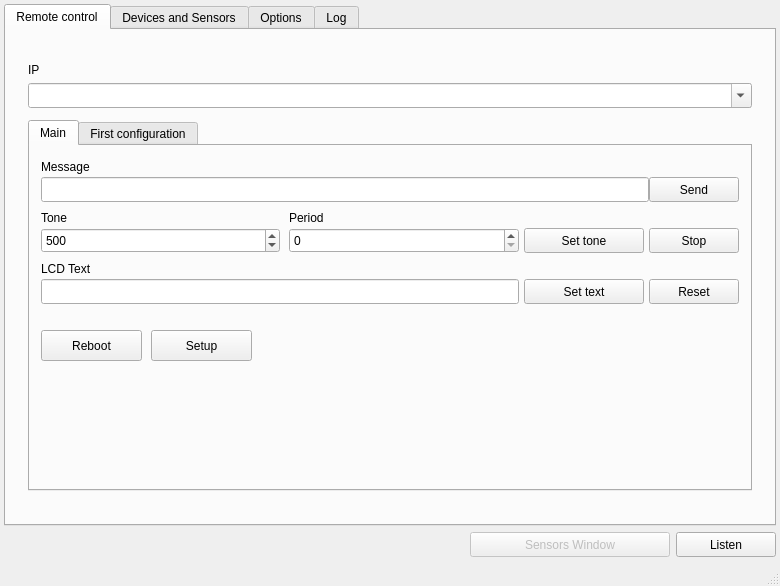
Qt form CStation/mainwindow.ui (Pvg08/ESP_CStation) before a commit.
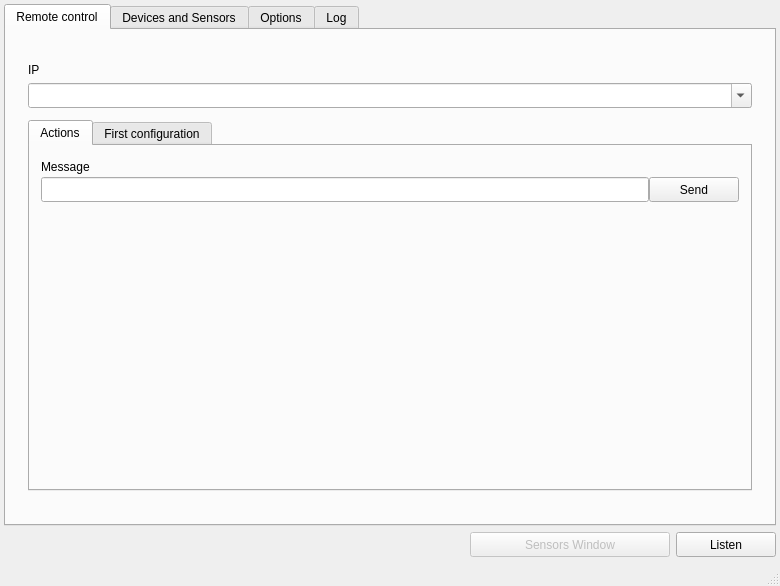
The same form after that commit.

What changed in the file:
```diff
--- a/CStation/mainwindow.ui
+++ b/CStation/mainwindow.ui
@@ -104,7 +104,7 @@
                 </property>
                 <widget class="QWidget" name="tab_5">
                  <attribute name="title">
-                  <string>Main</string>
+                  <string>Actions</string>
                  </attribute>
                  <layout class="QVBoxLayout" name="verticalLayout_9">
                   <item>
@@ -222,461 +222,7 @@
                    </widget>
                   </item>
                   <item>
-                   <widget class="QWidget" name="widget_19" native="true">
-                    <property name="maximumSize">
-                     <size>
-                      <width>16777215</width>
-                      <height>45</height>
-                     </size>
-                    </property>
-                    <layout class="QHBoxLayout" name="horizontalLayout_4">
-                     <property name="spacing">
-                      <number>0</number>
-                     </property>
-                     <property name="leftMargin">
-                      <number>0</number>
-                     </property>
-                     <property name="topMargin">
-                      <number>0</number>
-                     </property>
-                     <property name="rightMargin">
-                      <number>0</number>
-                     </property>
-                     <property name="bottomMargin">
-                      <number>0</number>
-                     </property>
-                     <item>
-                      <widget class="QWidget" name="widget_20" native="true">
-                       <layout class="QVBoxLayout" name="verticalLayout_13">
-                        <property name="spacing">
-                         <number>0</number>
-                        </property>
-                        <property name="leftMargin">
-                         <number>0</number>
-                        </property>
-                        <property name="topMargin">
-                         <number>0</number>
-                        </property>
-                        <property name="rightMargin">
-                         <number>0</number>
-                        </property>
-                        <property name="bottomMargin">
-                         <number>0</number>
-                        </property>
-                        <item>
-                         <widget class="QLabel" name="label_8">
-                          <property name="text">
-                           <string>Tone</string>
-                          </property>
-                         </widget>
-                        </item>
-                        <item>
-                         <widget class="QSpinBox" name="spinBox_frequency">
-                          <property name="minimumSize">
-                           <size>
-                            <width>0</width>
-                            <height>25</height>
-                           </size>
-                          </property>
-                          <property name="maximumSize">
-                           <size>
-                            <width>16777215</width>
-                            <height>25</height>
-                           </size>
-                          </property>
-                          <property name="minimum">
-                           <number>20</number>
-                          </property>
-                          <property name="maximum">
-                           <number>10000</number>
-                          </property>
-                          <property name="singleStep">
-                           <number>100</number>
-                          </property>
-                          <property name="value">
-                           <number>500</number>
-                          </property>
-                         </widget>
-                        </item>
-                       </layout>
-                      </widget>
-                     </item>
-                     <item>
-                      <widget class="QWidget" name="widget_30" native="true">
-                       <layout class="QVBoxLayout" name="verticalLayout_18">
-                        <property name="spacing">
-                         <number>0</number>
-                        </property>
-                        <property name="leftMargin">
-                         <number>9</number>
-                        </property>
-                        <property name="topMargin">
-                         <number>0</number>
-                        </property>
-                        <property name="rightMargin">
-                         <number>0</number>
-                        </property>
-                        <property name="bottomMargin">
-                         <number>0</number>
-                        </property>
-                        <item>
-                         <widget class="QLabel" name="label_12">
-                          <property name="text">
-                           <string>Period</string>
-                          </property>
-                         </widget>
-                        </item>
-                        <item>
-                         <widget class="QSpinBox" name="spinBox_period">
-                          <property name="minimumSize">
-                           <size>
-                            <width>0</width>
-                            <height>25</height>
-                           </size>
-                          </property>
-                          <property name="maximumSize">
-                           <size>
-                            <width>16777215</width>
-                            <height>25</height>
-                           </size>
-                          </property>
-                          <property name="minimum">
-                           <number>0</number>
-                          </property>
-                          <property name="maximum">
-                           <number>100000</number>
-                          </property>
-                          <property name="singleStep">
-                           <number>50</number>
-                          </property>
-                          <property name="value">
-                           <number>0</number>
-                          </property>
-                         </widget>
-                        </item>
-                       </layout>
-                      </widget>
-                     </item>
-                     <item>
-                      <widget class="QWidget" name="widget_21" native="true">
-                       <property name="minimumSize">
-                        <size>
-                         <width>220</width>
-                         <height>0</height>
-                        </size>
-                       </property>
-                       <property name="maximumSize">
-                        <size>
-                         <width>220</width>
-                         <height>16777215</height>
-                        </size>
-                       </property>
-                       <layout class="QVBoxLayout" name="verticalLayout_14">
-                        <property name="spacing">
-                         <number>0</number>
-                        </property>
-                        <property name="leftMargin">
-                         <number>0</number>
-                        </property>
-                        <property name="topMargin">
-                         <number>0</number>
-                        </property>
-                        <property name="rightMargin">
-                         <number>0</number>
-                        </property>
-                        <property name="bottomMargin">
-                         <number>0</number>
-                        </property>
-                        <item>
-                         <widget class="QWidget" name="widget_22" native="true"/>
-                        </item>
-                        <item>
-                         <widget class="QWidget" name="widget_23" native="true">
-                          <property name="minimumSize">
-                           <size>
-                            <width>225</width>
-                            <height>25</height>
-                           </size>
-                          </property>
-                          <property name="maximumSize">
-                           <size>
-                            <width>225</width>
-                            <height>30</height>
-                           </size>
-                          </property>
-                          <layout class="QHBoxLayout" name="horizontalLayout_5">
-                           <property name="spacing">
-                            <number>0</number>
-                           </property>
-                           <property name="leftMargin">
-                            <number>0</number>
-                           </property>
-                           <property name="topMargin">
-                            <number>0</number>
-                           </property>
-                           <property name="rightMargin">
-                            <number>0</number>
-                           </property>
-                           <property name="bottomMargin">
-                            <number>0</number>
-                           </property>
-                           <item>
-                            <widget class="QPushButton" name="pushButton_start_tone">
-                             <property name="minimumSize">
-                              <size>
-                               <width>120</width>
-                               <height>25</height>
-                              </size>
-                             </property>
-                             <property name="maximumSize">
-                              <size>
-                               <width>90</width>
-                               <height>25</height>
-                              </size>
-                             </property>
-                             <property name="text">
-                              <string>Set tone</string>
-                             </property>
-                            </widget>
-                           </item>
-                           <item>
-                            <widget class="QPushButton" name="pushButton_stop_tone">
-                             <property name="minimumSize">
-                              <size>
-                               <width>90</width>
-                               <height>25</height>
-                              </size>
-                             </property>
-                             <property name="maximumSize">
-                              <size>
-                               <width>90</width>
-                               <height>25</height>
-                              </size>
-                             </property>
-                             <property name="text">
-                              <string>Stop</string>
-                             </property>
-                            </widget>
-                           </item>
-                          </layout>
-                         </widget>
-                        </item>
-                       </layout>
-                      </widget>
-                     </item>
-                    </layout>
-                   </widget>
-                  </item>
-                  <item>
-                   <widget class="QWidget" name="widget_25" native="true">
-                    <property name="maximumSize">
-                     <size>
-                      <width>16777215</width>
-                      <height>45</height>
-                     </size>
-                    </property>
-                    <layout class="QHBoxLayout" name="horizontalLayout_6">
-                     <property name="spacing">
-                      <number>0</number>
-                     </property>
-                     <property name="leftMargin">
-                      <number>0</number>
-                     </property>
-                     <property name="topMargin">
-                      <number>0</number>
-                     </property>
-                     <property name="rightMargin">
-                      <number>0</number>
-                     </property>
-                     <property name="bottomMargin">
-                      <number>0</number>
-                     </property>
-                     <item>
-                      <widget class="QWidget" name="widget_26" native="true">
-                       <layout class="QVBoxLayout" name="verticalLayout_16">
-                        <property name="spacing">
-                         <number>0</number>
-                        </property>
-                        <property name="leftMargin">
-                         <number>0</number>
-                        </property>
-                        <property name="topMargin">
-                         <number>0</number>
-                        </property>
-                        <property name="rightMargin">
-                         <number>0</number>
-                        </property>
-                        <property name="bottomMargin">
-                         <number>0</number>
-                        </property>
-                        <item>
-                         <widget class="QLabel" name="label_11">
-                          <property name="text">
-                           <string>LCD Text</string>
-                          </property>
-                         </widget>
-                        </item>
-                        <item>
-                         <widget class="QLineEdit" name="lineEdit_lcdtext">
-                          <property name="minimumSize">
-                           <size>
-                            <width>0</width>
-                            <height>25</height>
-                           </size>
-                          </property>
-                          <property name="maximumSize">
-                           <size>
-                            <width>16777215</width>
-                            <height>25</height>
-                           </size>
-                          </property>
-                          <property name="maxLength">
-                           <number>32</number>
-                          </property>
-                         </widget>
-                        </item>
-                       </layout>
-                      </widget>
-                     </item>
-                     <item>
-                      <widget class="QWidget" name="widget_27" native="true">
-                       <property name="minimumSize">
-                        <size>
-                         <width>220</width>
-                         <height>0</height>
-                        </size>
-                       </property>
-                       <property name="maximumSize">
-                        <size>
-                         <width>220</width>
-                         <height>16777215</height>
-                        </size>
-                       </property>
-                       <layout class="QVBoxLayout" name="verticalLayout_17">
-                        <property name="spacing">
-                         <number>0</number>
-                        </property>
-                        <property name="leftMargin">
-                         <number>0</number>
-                        </property>
-                        <property name="topMargin">
-                         <number>0</number>
-                        </property>
-                        <property name="rightMargin">
-                         <number>0</number>
-                        </property>
-                        <property name="bottomMargin">
-                         <number>0</number>
-                        </property>
-                        <item>
-                         <widget class="QWidget" name="widget_28" native="true"/>
-                        </item>
-                        <item>
-                         <widget class="QWidget" name="widget_29" native="true">
-                          <property name="minimumSize">
-                           <size>
-                            <width>225</width>
-                            <height>25</height>
-                           </size>
-                          </property>
-                          <property name="maximumSize">
-                           <size>
-                            <width>225</width>
-                            <height>30</height>
-                           </size>
-                          </property>
-                          <layout class="QHBoxLayout" name="horizontalLayout_7">
-                           <property name="spacing">
-                            <number>0</number>
-                           </property>
-                           <property name="leftMargin">
-                            <number>0</number>
-                           </property>
-                           <property name="topMargin">
-                            <number>0</number>
-                           </property>
-                           <property name="rightMargin">
-                            <number>0</number>
-                           </property>
-                           <property name="bottomMargin">
-                            <number>0</number>
-                           </property>
-                           <item>
-                            <widget class="QPushButton" name="pushButton_set_lcd_text">
-                             <property name="minimumSize">
-                              <size>
-                               <width>120</width>
-                               <height>25</height>
-                              </size>
-                             </property>
-                             <property name="maximumSize">
-                              <size>
-                               <width>90</width>
-                               <height>25</height>
-                              </size>
-                             </property>
-                             <property name="text">
-                              <string>Set text</string>
-                             </property>
-                            </widget>
-                           </item>
-                           <item>
-                            <widget class="QPushButton" name="pushButton_reset_lcd_text">
-                             <property name="minimumSize">
-                              <size>
-                               <width>90</width>
-                               <height>25</height>
-                              </size>
-                             </property>
-                             <property name="maximumSize">
-                              <size>
-                               <width>90</width>
-                               <height>25</height>
-                              </size>
-                             </property>
-                             <property name="text">
-                              <string>Reset</string>
-                             </property>
-                            </widget>
-                           </item>
-                          </layout>
-                         </widget>
-                        </item>
-                       </layout>
-                      </widget>
-                     </item>
-                    </layout>
-                   </widget>
-                  </item>
-                  <item>
-                   <widget class="QWidget" name="widget_12" native="true">
-                    <widget class="QPushButton" name="pushButton_reboot">
-                     <property name="geometry">
-                      <rect>
-                       <x>0</x>
-                       <y>20</y>
-                       <width>101</width>
-                       <height>31</height>
-                      </rect>
-                     </property>
-                     <property name="text">
-                      <string>Reboot</string>
-                     </property>
-                    </widget>
-                    <widget class="QPushButton" name="pushButton_setup">
-                     <property name="geometry">
-                      <rect>
-                       <x>110</x>
-                       <y>20</y>
-                       <width>101</width>
-                       <height>31</height>
-                      </rect>
-                     </property>
-                     <property name="text">
-                      <string>Setup</string>
-                     </property>
-                    </widget>
-                   </widget>
+                   <widget class="QWidget" name="widget_12" native="true"/>
                   </item>
                  </layout>
                 </widget>
```
